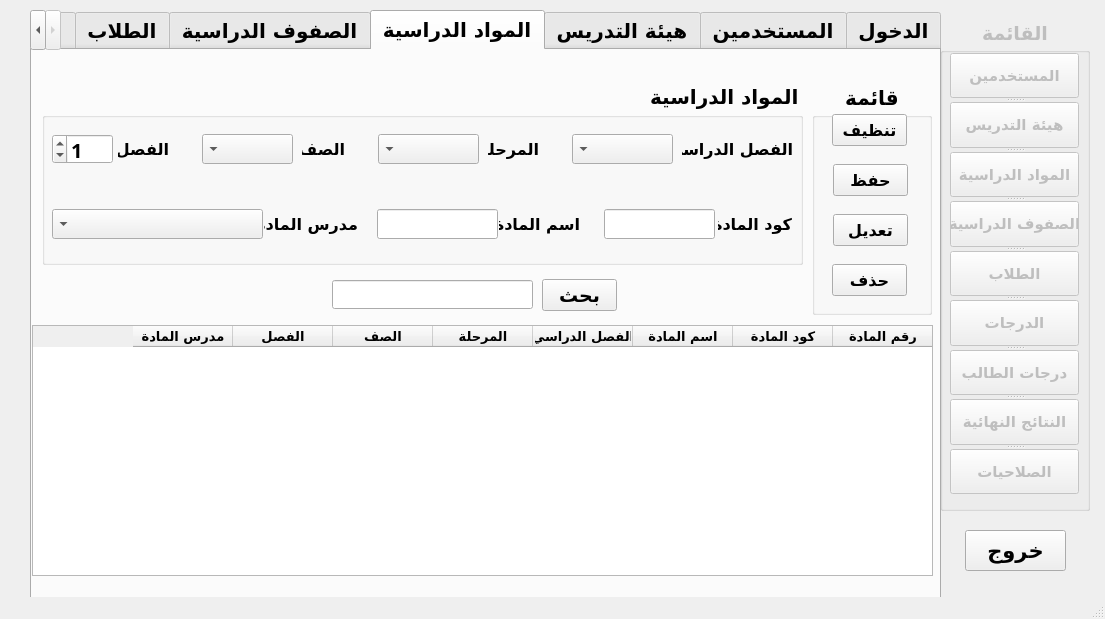
Qt form school_management.ui (mostafabasuni/School-Management-System) before a commit.
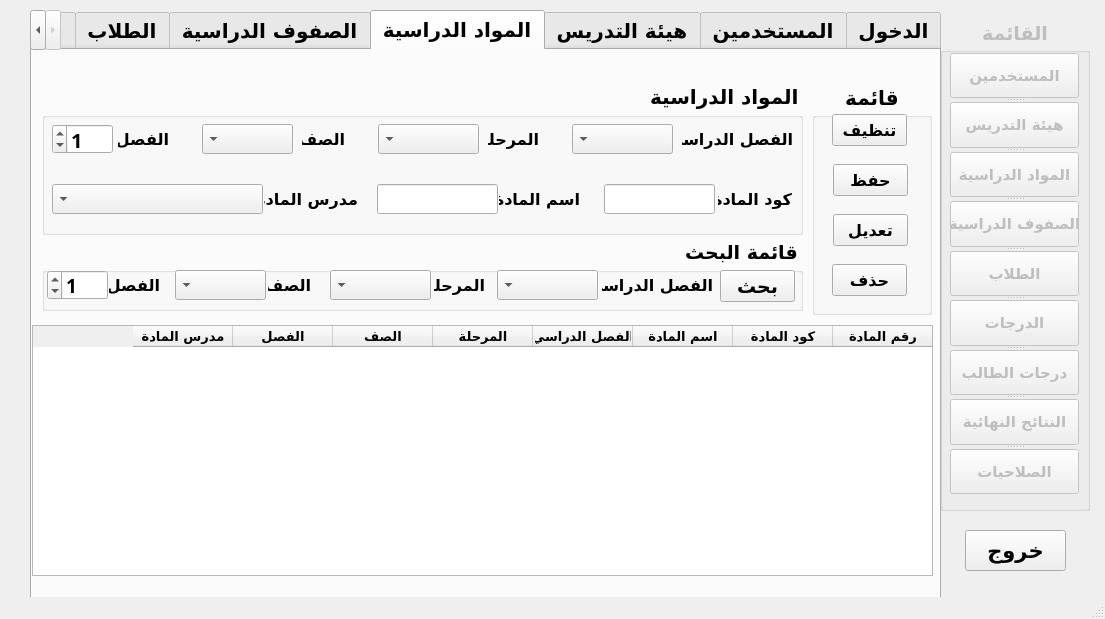
The same form after that commit. The open tabs and pages were chosen to show the change.

Commit message: تعديل بعض دوال ادخال المواد الدراسية

What changed in the file:
```diff
--- a/school_management.ui
+++ b/school_management.ui
@@ -771,24 +771,6 @@
      <attribute name="title">
       <string>المواد الدراسية</string>
      </attribute>
-     <widget class="QPushButton" name="pushButton_19">
-      <property name="geometry">
-       <rect>
-        <x>510</x>
-        <y>229</y>
-        <width>75</width>
-        <height>32</height>
-       </rect>
-      </property>
-      <property name="font">
-       <font>
-        <pointsize>14</pointsize>
-       </font>
-      </property>
-      <property name="text">
-       <string>بحث</string>
-      </property>
-     </widget>
      <widget class="QGroupBox" name="groupBox_8">
       <property name="geometry">
        <rect>
@@ -883,7 +865,7 @@
         <x>10</x>
         <y>34</y>
         <width>761</width>
-        <height>181</height>
+        <height>151</height>
        </rect>
       </property>
       <property name="title">
@@ -893,7 +875,7 @@
        <property name="geometry">
         <rect>
          <x>676</x>
-         <y>125</y>
+         <y>100</y>
          <width>74</width>
          <height>30</height>
         </rect>
@@ -911,7 +893,7 @@
        <property name="geometry">
         <rect>
          <x>457</x>
-         <y>125</y>
+         <y>100</y>
          <width>81</width>
          <height>30</height>
         </rect>
@@ -929,7 +911,7 @@
        <property name="geometry">
         <rect>
          <x>222</x>
-         <y>125</y>
+         <y>100</y>
          <width>94</width>
          <height>30</height>
         </rect>
@@ -950,7 +932,7 @@
        <property name="geometry">
         <rect>
          <x>562</x>
-         <y>125</y>
+         <y>100</y>
          <width>111</width>
          <height>30</height>
         </rect>
@@ -965,7 +947,7 @@
        <property name="geometry">
         <rect>
          <x>335</x>
-         <y>125</y>
+         <y>100</y>
          <width>121</width>
          <height>30</height>
         </rect>
@@ -980,7 +962,7 @@
        <property name="geometry">
         <rect>
          <x>260</x>
-         <y>50</y>
+         <y>40</y>
          <width>43</width>
          <height>30</height>
         </rect>
@@ -998,7 +980,7 @@
        <property name="geometry">
         <rect>
          <x>446</x>
-         <y>50</y>
+         <y>40</y>
          <width>51</width>
          <height>30</height>
         </rect>
@@ -1016,7 +998,7 @@
        <property name="geometry">
         <rect>
          <x>640</x>
-         <y>50</y>
+         <y>40</y>
          <width>111</width>
          <height>30</height>
         </rect>
@@ -1034,7 +1016,7 @@
        <property name="geometry">
         <rect>
          <x>10</x>
-         <y>125</y>
+         <y>100</y>
          <width>211</width>
          <height>30</height>
         </rect>
@@ -1044,7 +1026,7 @@
        <property name="geometry">
         <rect>
          <x>160</x>
-         <y>50</y>
+         <y>40</y>
          <width>91</width>
          <height>30</height>
         </rect>
@@ -1057,7 +1039,7 @@
        <property name="geometry">
         <rect>
          <x>336</x>
-         <y>50</y>
+         <y>40</y>
          <width>101</width>
          <height>30</height>
         </rect>
@@ -1070,7 +1052,7 @@
        <property name="geometry">
         <rect>
          <x>530</x>
-         <y>50</y>
+         <y>40</y>
          <width>101</width>
          <height>30</height>
         </rect>
@@ -1080,7 +1062,7 @@
        <property name="geometry">
         <rect>
          <x>76</x>
-         <y>50</y>
+         <y>40</y>
          <width>51</width>
          <height>30</height>
         </rect>
@@ -1098,7 +1080,7 @@
        <property name="geometry">
         <rect>
          <x>10</x>
-         <y>50</y>
+         <y>40</y>
          <width>61</width>
          <height>30</height>
         </rect>
@@ -1172,15 +1154,162 @@
        </property>
       </column>
      </widget>
-     <widget class="QLineEdit" name="lineEdit_16">
+     <widget class="QGroupBox" name="groupBox_2">
       <property name="geometry">
        <rect>
-        <x>300</x>
-        <y>230</y>
-        <width>201</width>
-        <height>29</height>
+        <x>10</x>
+        <y>190</y>
+        <width>761</width>
+        <height>71</height>
        </rect>
       </property>
+      <property name="font">
+       <font>
+        <pointsize>14</pointsize>
+       </font>
+      </property>
+      <property name="title">
+       <string>قائمة البحث</string>
+      </property>
+      <widget class="QPushButton" name="pushButton_19">
+       <property name="geometry">
+        <rect>
+         <x>678</x>
+         <y>30</y>
+         <width>75</width>
+         <height>32</height>
+        </rect>
+       </property>
+       <property name="font">
+        <font>
+         <pointsize>14</pointsize>
+        </font>
+       </property>
+       <property name="text">
+        <string>بحث</string>
+       </property>
+      </widget>
+      <widget class="QSpinBox" name="spinBox_8">
+       <property name="geometry">
+        <rect>
+         <x>5</x>
+         <y>30</y>
+         <width>61</width>
+         <height>30</height>
+        </rect>
+       </property>
+       <property name="value">
+        <number>1</number>
+       </property>
+      </widget>
+      <widget class="QComboBox" name="comboBox_17">
+       <property name="enabled">
+        <bool>true</bool>
+       </property>
+       <property name="geometry">
+        <rect>
+         <x>288</x>
+         <y>30</y>
+         <width>101</width>
+         <height>30</height>
+        </rect>
+       </property>
+      </widget>
+      <widget class="QLabel" name="label_75">
+       <property name="geometry">
+        <rect>
+         <x>226</x>
+         <y>30</y>
+         <width>43</width>
+         <height>30</height>
+        </rect>
+       </property>
+       <property name="font">
+        <font>
+         <pointsize>12</pointsize>
+        </font>
+       </property>
+       <property name="text">
+        <string>الصف</string>
+       </property>
+      </widget>
+      <widget class="QComboBox" name="comboBox_22">
+       <property name="geometry">
+        <rect>
+         <x>133</x>
+         <y>30</y>
+         <width>91</width>
+         <height>30</height>
+        </rect>
+       </property>
+      </widget>
+      <widget class="QLabel" name="label_76">
+       <property name="geometry">
+        <rect>
+         <x>67</x>
+         <y>30</y>
+         <width>51</width>
+         <height>30</height>
+        </rect>
+       </property>
+       <property name="font">
+        <font>
+         <pointsize>12</pointsize>
+        </font>
+       </property>
+       <property name="text">
+        <string>الفصل</string>
+       </property>
+      </widget>
+      <widget class="QLabel" name="label_77">
+       <property name="geometry">
+        <rect>
+         <x>392</x>
+         <y>30</y>
+         <width>51</width>
+         <height>30</height>
+        </rect>
+       </property>
+       <property name="font">
+        <font>
+         <pointsize>12</pointsize>
+        </font>
+       </property>
+       <property name="text">
+        <string>المرحلة</string>
+       </property>
+      </widget>
+      <widget class="QComboBox" name="comboBox_23">
+       <property name="enabled">
+        <bool>true</bool>
+       </property>
+       <property name="geometry">
+        <rect>
+         <x>455</x>
+         <y>30</y>
+         <width>101</width>
+         <height>30</height>
+        </rect>
+       </property>
+      </widget>
+      <widget class="QLabel" name="label_78">
+       <property name="geometry">
+        <rect>
+         <x>560</x>
+         <y>30</y>
+         <width>111</width>
+         <height>30</height>
+        </rect>
+       </property>
+       <property name="font">
+        <font>
+         <pointsize>12</pointsize>
+        </font>
+       </property>
+       <property name="text">
+        <string>الفصل الدراسي</string>
+       </property>
+      </widget>
      </widget>
     </widget>
     <widget class="QWidget" name="tab_9">
```
Left out of the diff: 1 changed line with no effect on the pictures. The commit also changes 1 other file.
